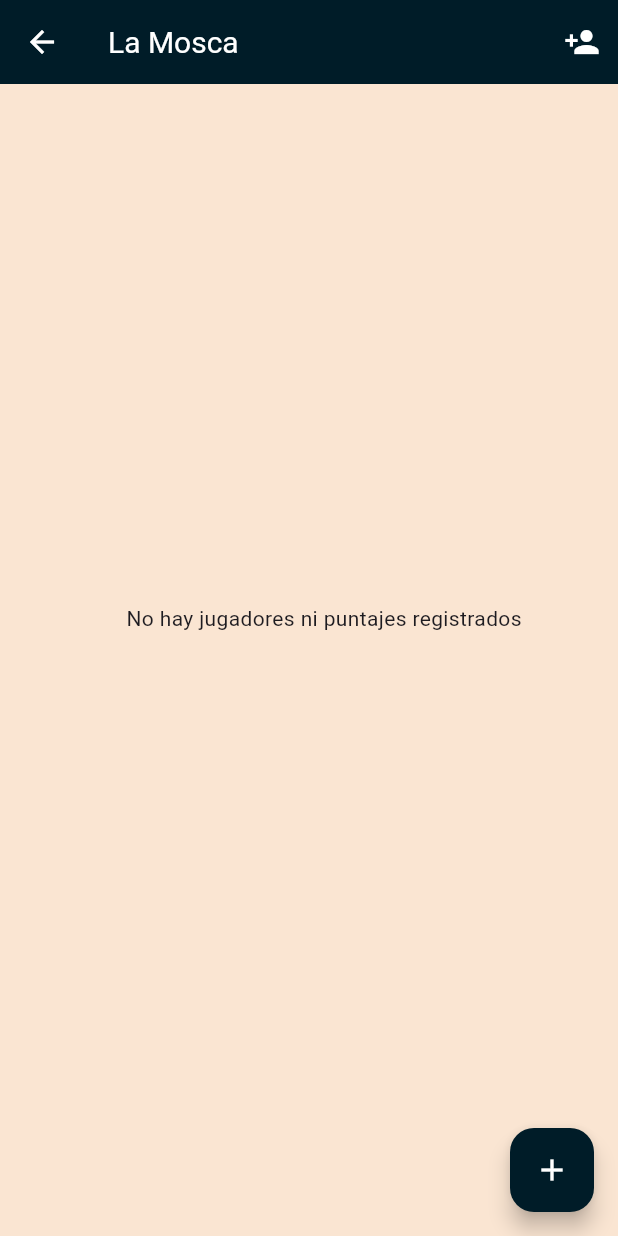
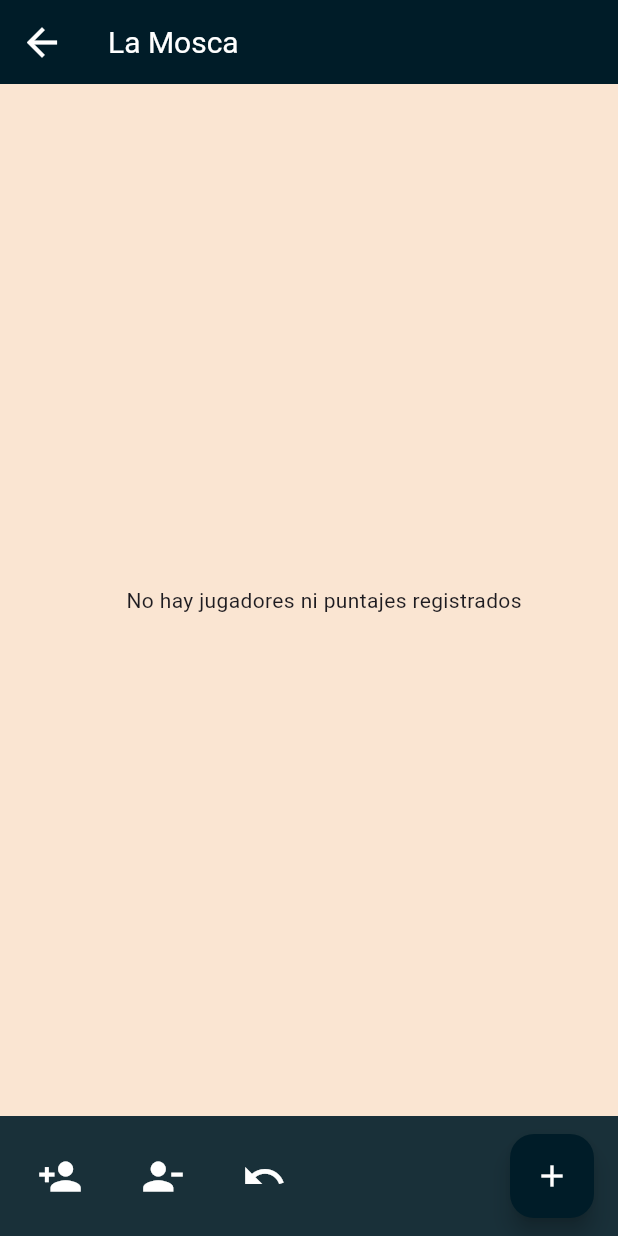
Before and after one commit to sanchez-matias/flutter_timbus, a Flutter app: the MoscaScreen screen opened by its route, on a phone screen of 412 x 824 dp. Run offline on Flutter 3.47's test engine with Material 3 defaults, Android fonts, the phone set to English and light mode, and no system bars; our stand-ins replace equatable, flutter_bloc.

Commit message:
Finish mosca anotator

```diff
--- a/lib/bloc/mosca/mosca_event.dart
+++ b/lib/bloc/mosca/mosca_event.dart
@@ -19,4 +19,10 @@ class RegisterNewRound extends MoscaEvent {
   const RegisterNewRound(this.scores);
 }
 
-// TODO: Change player name
+class DeletePlayer extends MoscaEvent {
+  final String playerName;
+
+  const DeletePlayer(this.playerName);
+}
+
+class UndoPlay extends MoscaEvent {}
--- a/lib/bloc/mosca/mosca_state.dart
+++ b/lib/bloc/mosca/mosca_state.dart
@@ -9,9 +9,11 @@ class MoscaState extends Equatable {
 
   List<String> get names => players.map((player) => player.name).toList();
 
-  List<int> get currentScores => players.map((player) => player.currentScore).toList();
+  List<int> get currentScores =>
+      players.map((player) => player.currentScore).toList();
 
-  List<List<int>> get histories => players.map((player) => player.scoreHistory).toList();
+  List<List<int>> get histories =>
+      players.map((player) => player.scoreHistory).toList();
 
   int get numberOfPlayers => players.length;
 
--- a/lib/main.dart
+++ b/lib/main.dart
@@ -51,6 +51,8 @@ class MyApp extends StatelessWidget {
           foregroundColor: Colors.white,
         ),
         dividerColor: const Color.fromARGB(255, 0, 28, 40),
+        bottomAppBarTheme: const BottomAppBarTheme(color: Color.fromARGB(230, 0, 28, 40)),
+        iconButtonTheme: const IconButtonThemeData(style: ButtonStyle(iconSize: MaterialStatePropertyAll(30)))
         // TODO: dialogTheme: const DialogTheme(),
       ),
     );
--- a/lib/screens/mosca_screen.dart
+++ b/lib/screens/mosca_screen.dart
@@ -24,25 +24,9 @@ class MoscaScreen extends StatelessWidget {
           ),
         ),
         title: const Text('La Mosca'),
-        actions: [
-          IconButton(
-            onPressed: () async {
-              if (!context.mounted) return;
-
-              final name = await showNewPlayerDialog(context);
-              if (name == null || name == '') return;
-              moscaBloc.add(AddPlayer(name));
-            },
-            icon: const Icon(
-              Icons.person_add,
-              color: Colors.white,
-            ),
-            tooltip: 'Agregar jugador',
-          ),
-        ],
       ),
       body: Padding(
-        padding: const EdgeInsets.only(top: 30, bottom: 85, left: 20),
+        padding: const EdgeInsets.only(top: 30, bottom: 30, left: 20),
         child: BlocBuilder<MoscaBloc, MoscaState>(
           builder: (context, state) {
             if (state.players.isEmpty) {
@@ -71,16 +55,79 @@ class MoscaScreen extends StatelessWidget {
         onPressed: () async {
           if (!context.mounted) return;
 
+          if ( moscaBloc.state.players.isEmpty) return;
           await showNewRoundDialog(context, moscaBloc.state.names);
-          final isValid =
-              moscaBloc.registerNewScoreTrigger(newScoreCubit.state);
-          if (!isValid) {
+          final isValid = moscaBloc.registerNewScoreTrigger(newScoreCubit.state);
+          if (!isValid){
             // ignore: use_build_context_synchronously
             await showBadInputDialog(context);
           }
           newScoreCubit.resetState();
         },
         child: const Icon(Icons.add),
+      ),
+
+      floatingActionButtonLocation: FloatingActionButtonLocation.endContained,
+
+      bottomNavigationBar: BottomAppBar(
+        child: Row(
+          children: [
+            IconButton(
+              onPressed: () async {
+                if (!context.mounted) return;
+
+                final name = await showNewPlayerDialog(context);
+                if (name == null || name == '') return;
+                moscaBloc.add(AddPlayer(name));
+              },
+              icon: const Icon(
+                Icons.person_add,
+                color: Colors.white,
+              ),
+              tooltip: 'Agregar jugador',
+            ),
+
+            const SizedBox(width: 20),
+
+            IconButton(
+              onPressed: () async {
+                if (!context.mounted) return;
+                final deletedPlayer = await showDeletePlayerDialog(context, moscaBloc.state.names);
+                if (deletedPlayer == null) return;
+
+                if (!context.mounted) return;
+                final areYouSure = await showAreYouSureToDeleteDialog(context);
+
+                if (!areYouSure) return;
+                moscaBloc.add(DeletePlayer(deletedPlayer));
+              },
+              icon: const Icon(
+                Icons.person_remove,
+                color: Colors.white,
+              ),
+              tooltip: 'Eliminar jugador',
+            ),
+
+            const SizedBox(width: 20),
+
+            IconButton(
+              onPressed: () async {
+                if (moscaBloc.state.histories.where((aScoreHistory) => aScoreHistory.isNotEmpty).isEmpty) return;
+
+                if (!context.mounted) return;
+                final areYouSure = await showAreYouSureToUndoDialog(context);
+
+                if (!areYouSure) return;
+                moscaBloc.add(UndoPlay());
+              },
+              icon: const Icon(
+                Icons.undo,
+                color: Colors.white,
+              ),
+              tooltip: 'Deshacer última jugada',
+            ),
+          ],
+        ),
       ),
     );
   }
@@ -100,6 +147,7 @@ class MoscaScreen extends StatelessWidget {
 
         return Column(
           children: [
+            // Player Name
             Text(
               names[index],
               style: const TextStyle(
@@ -107,11 +155,15 @@ class MoscaScreen extends StatelessWidget {
                 fontSize: 25,
               ),
             ),
+
+            // Player current score
             Text(
               points[index].toString(),
               style: const TextStyle(
                   fontSize: 23, color: Colors.red, fontWeight: FontWeight.bold),
             ),
+
+            // Player history of score
             ...List.generate(playerHistory.length,
                 (historyIndex) => Text(playerHistory[historyIndex].toString())),
           ],
```
Also changed, not shown: lib/bloc/mosca/mosca_bloc.dart (+43 -0 lines), lib/helpers/dialogs.dart (+95 -2 lines).
